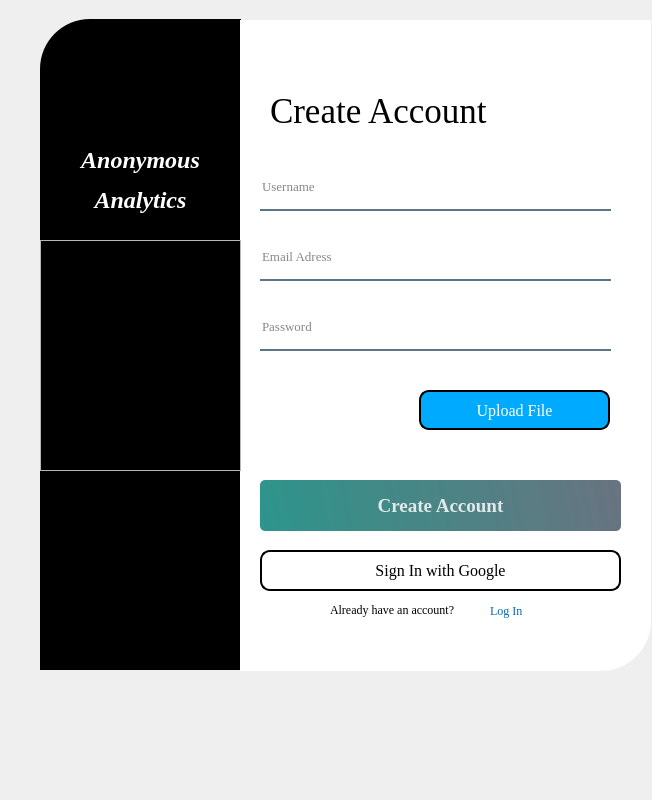
This is ui_signUp.ui in Nouman-Usman/Railway-Analysis as Qt 5 draws it before an edit. The edited form follows.
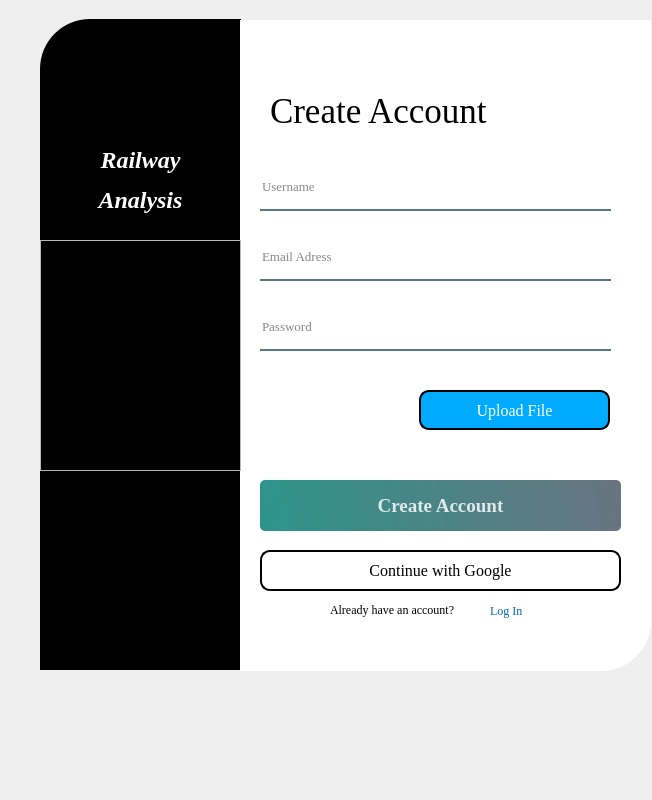
This is the edited form. Icons and pictures are not drawn.

Diff of the .ui file:
```diff
--- a/ui_signUp.ui
+++ b/ui_signUp.ui
@@ -153,7 +153,7 @@
      <string notr="true">color: rgb(255, 255, 255);</string>
     </property>
     <property name="text">
-     <string>&lt;html&gt;&lt;head/&gt;&lt;body&gt;&lt;p align=&quot;center&quot;&gt;&lt;span style=&quot; font-size:18pt; font-weight:600; font-style:italic;&quot;&gt;Anonymous&lt;/span&gt;&lt;/p&gt;&lt;p align=&quot;center&quot;&gt;&lt;span style=&quot; font-size:18pt; font-weight:600; font-style:italic;&quot;&gt;Analytics&lt;/span&gt;&lt;/p&gt;&lt;/body&gt;&lt;/html&gt;</string>
+     <string>&lt;html&gt;&lt;head/&gt;&lt;body&gt;&lt;p align=&quot;center&quot;&gt;&lt;span style=&quot; font-size:18pt; font-style:italic;&quot;&gt;Railway&lt;/span&gt;&lt;/p&gt;&lt;p align=&quot;center&quot;&gt;&lt;span style=&quot; font-size:18pt; font-style:italic;&quot;&gt;Analysis&lt;/span&gt;&lt;/p&gt;&lt;/body&gt;&lt;/html&gt;</string>
     </property>
    </widget>
    <widget class="QLineEdit" name="lineEdit_7">
@@ -330,7 +330,7 @@
 }</string>
     </property>
     <property name="text">
-     <string>Sign In with Google</string>
+     <string>Continue with Google</string>
     </property>
    </widget>
    <widget class="QFrame" name="frame">
```
Left out of the diff: 2 changed lines with no effect on the pictures.
